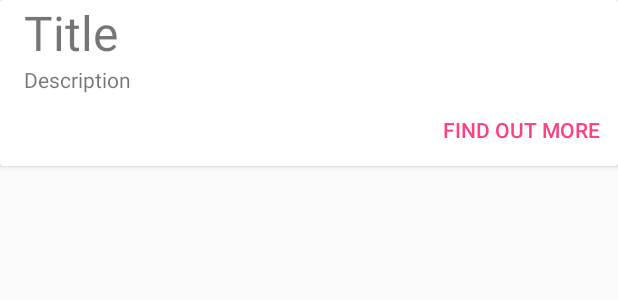
After one commit to cherriewang/itp-341-final-project, an Android app: the layout list_item_row.xml on its own in the app's theme, with its tools: preview values and no code run, on a phone screen of 412 x 824 dp. The commit adds this screen. Shown: the top 300 px of the screen. Run offline under Robolectric (Android 15) with nearby library versions, the phone set to English and light mode, and no system bars.

Commit message:
new pretty cardviews for results

```diff
--- a/app/build.gradle
+++ b/app/build.gradle
@@ -40,6 +40,7 @@ dependencies {
     testCompile 'junit:junit:4.12'
 //    compile 'com.google.firebase:firebase-core:10.0.1'
     compile 'com.google.android.gms:play-services:9.8.0'
+    compile 'com.android.support:cardview-v7:25.0.0'
     compile 'com.google.firebase:firebase-core:9.8.0'
     compile 'com.google.firebase:firebase-database:9.8.0'
     compile 'com.google.firebase:firebase-auth:9.8.0'
--- a/app/src/main/AndroidManifest.xml
+++ b/app/src/main/AndroidManifest.xml
@@ -23,7 +23,8 @@
         <activity android:name=".SignupActivity" />
         <activity android:name=".SearchActivity" />
         <activity android:name=".SavedActivity" />
-        <activity android:name=".ResultsActivity"></activity>
+        <activity android:name=".ResultsActivity" />
+        <activity android:name=".DetailActivity"></activity>
     </application>
 
 </manifest>
--- a/app/src/main/res/layout/activity_results.xml
+++ b/app/src/main/res/layout/activity_results.xml
@@ -18,11 +18,14 @@
         android:id="@+id/result_tv"
         android:layout_alignParentTop="true"
         android:layout_centerHorizontal="true"
+        android:layout_marginBottom="@dimen/activity_vertical_margin"
         android:gravity="center"/>
 
     <ListView
         android:layout_width="wrap_content"
         android:layout_height="wrap_content"
+        android:divider="@android:color/transparent"
+        android:dividerHeight="10.0sp"
         android:id="@+id/result_lv"
         android:layout_below="@+id/result_tv"
         android:layout_centerHorizontal="true"/>
--- /dev/null
+++ b/app/src/main/res/layout/list_item_row.xml
@@ -0,0 +1,36 @@
+<?xml version="1.0" encoding="utf-8"?>
+<LinearLayout xmlns:android="http://schemas.android.com/apk/res/android"
+    android:orientation="vertical" android:layout_width="match_parent"
+    android:layout_height="match_parent">
+    <android.support.v7.widget.CardView
+        android:id="@+id/list_card"
+        android:layout_width="match_parent"
+        android:layout_height="wrap_content">
+        <LinearLayout
+            android:orientation="vertical"
+            android:layout_width="match_parent"
+            android:layout_height="wrap_content">
+            <TextView
+                android:text="@string/title"
+                android:layout_marginLeft="@dimen/activity_vertical_margin"
+                android:layout_width="match_parent"
+                android:layout_height="wrap_content"
+                android:textSize="32sp"
+                android:id="@+id/textView2" />
+            <TextView
+                android:text="@string/description"
+                android:layout_marginLeft="@dimen/activity_vertical_margin"
+                android:layout_width="match_parent"
+                android:layout_height="wrap_content"
+                android:id="@+id/textView" />
+            <Button
+                android:text="@string/find_out_more"
+                android:id="@+id/buttonMore"
+                style="@style/Widget.AppCompat.Button.Borderless.Colored"
+                android:layout_width="wrap_content"
+                android:layout_height="wrap_content"
+                android:layout_gravity="end"/>
+        </LinearLayout>
+
+    </android.support.v7.widget.CardView>
+</LinearLayout>
--- a/app/src/main/res/values/strings.xml
+++ b/app/src/main/res/values/strings.xml
@@ -7,6 +7,11 @@
     <string name="email">Email</string>
     <string name="search">Search</string>
     <string name="goSearch">Go To Search</string>
+    <string name="find_out_more">Find out more</string>
+    <string name="title_activity_detail">DetailActivity</string>
+    <string name="title">Title</string>
+    <string name="description">Description</string>
+    <string name="name">Name</string>
 
     <string name="action_settings">Settings</string>
     <string name="WHOISMYREP_TXT">Who is my Representative?</string>
```
Also changed, not shown: app/src/main/java/itp341/wang/cherrie/contact/DetailActivity.java (added, +13 -0 lines), app/src/main/java/itp341/wang/cherrie/contact/ResultsActivity.java (+65 -6 lines), app/src/main/res/layout/activity_detail.xml (added, +13 -0 lines).
